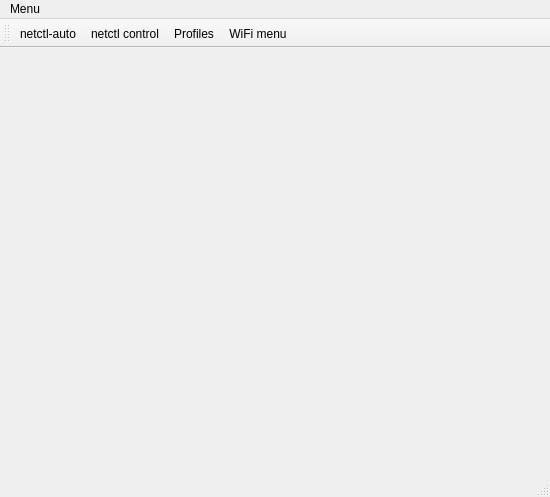
The window that sources/gui/src/mainwindow.ui (arcan1s/netctl-gui) describes before a commit, drawn with Qt 5.
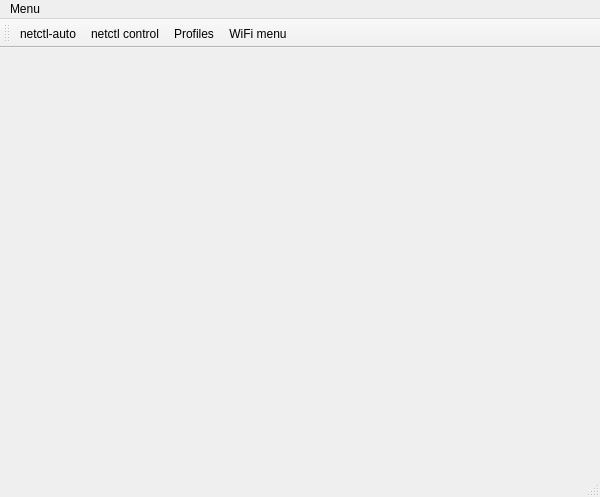
The same window after the commit. Icons and pictures are not drawn.

Diff of the .ui file:
```diff
--- a/sources/gui/src/mainwindow.ui
+++ b/sources/gui/src/mainwindow.ui
@@ -6,7 +6,7 @@
    <rect>
     <x>0</x>
     <y>0</y>
-    <width>550</width>
+    <width>600</width>
     <height>497</height>
    </rect>
   </property>
@@ -33,7 +33,7 @@
     <rect>
      <x>0</x>
      <y>0</y>
-     <width>550</width>
+     <width>600</width>
      <height>22</height>
     </rect>
    </property>
```
